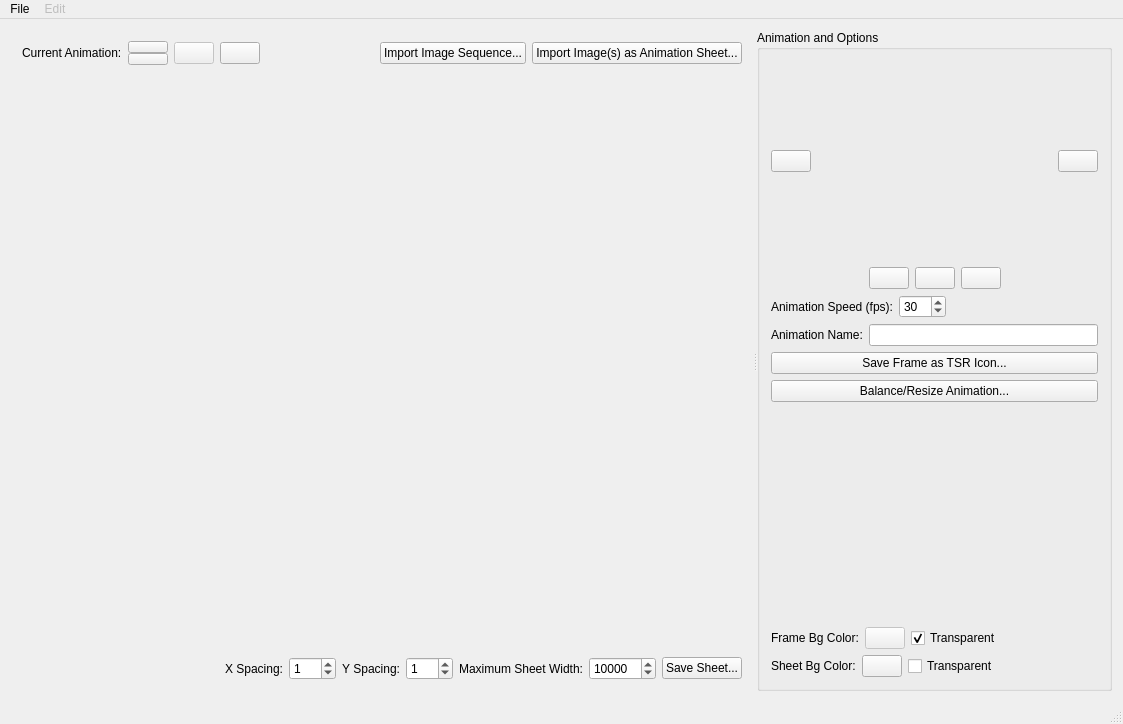
Above: mainwindow.ui from meh2481/SpriteSheeter before the change. Below: the same form after it.
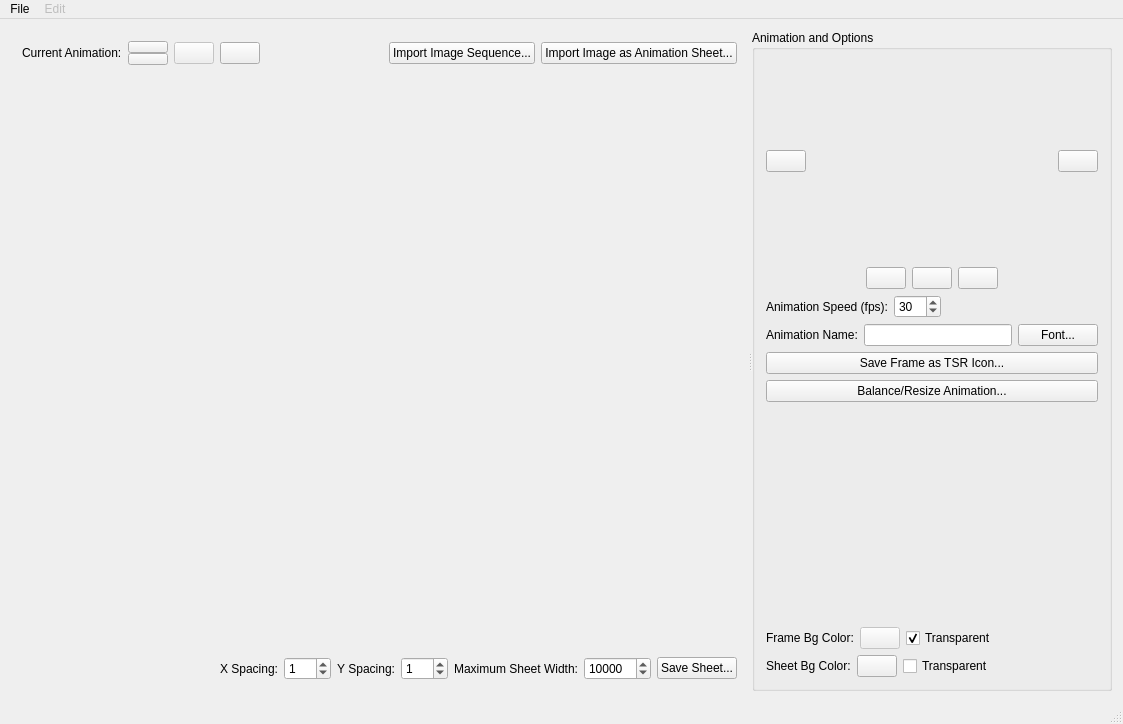
That is the form after the change. Icons and pictures are not drawn. Custom widgets are drawn as their Qt base class.

Commit message: Add font selection GUI, keyboard shortcuts

```diff
--- a/mainwindow.ui
+++ b/mainwindow.ui
@@ -172,7 +172,7 @@
              <string>Load a single image as an animation sheet with multiple frames</string>
             </property>
             <property name="text">
-             <string>Import Image(s) as Animation Sheet...</string>
+             <string>Import Image as Animation Sheet...</string>
             </property>
            </widget>
           </item>
@@ -514,6 +514,13 @@
               </property>
              </widget>
             </item>
+            <item>
+             <widget class="QPushButton" name="fontButton">
+              <property name="text">
+               <string>Font...</string>
+              </property>
+             </widget>
+            </item>
            </layout>
           </item>
           <item>
```
Left out of the diff: 10 changed lines with no effect on the pictures. The commit also changes 3 other files.
